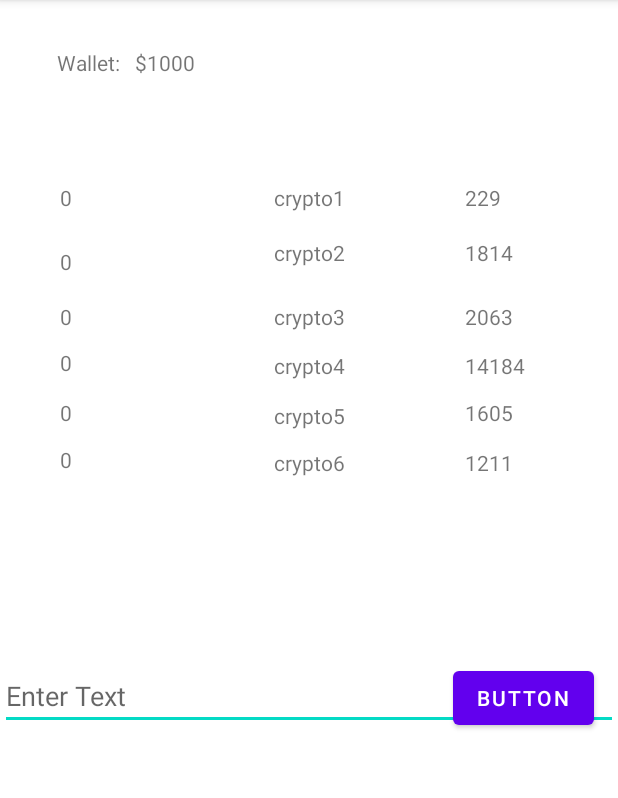
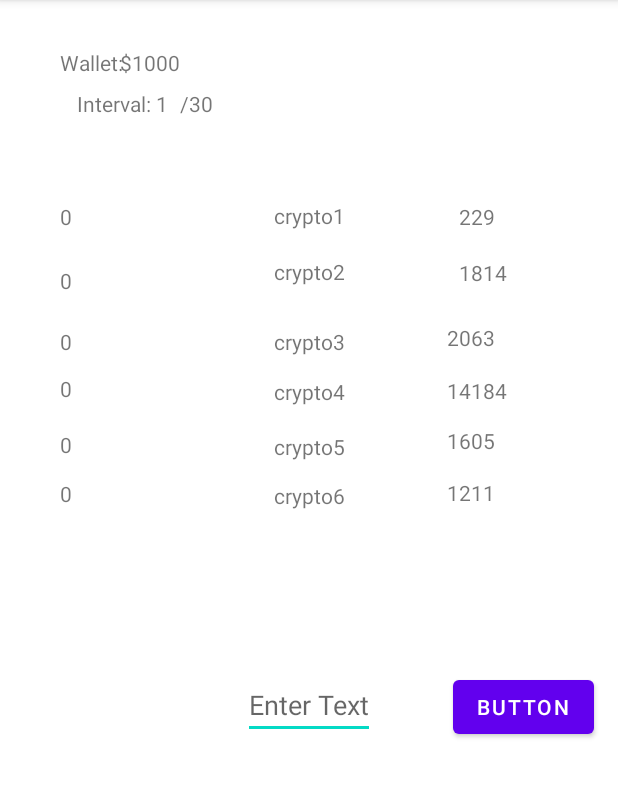
Before and after one commit to tylermatrix/crypto_game, an Android app: the screen it shows after launch (MainActivity), on a phone screen of 412 x 824 dp, the part 84-882 px from its top. Run offline under Robolectric (Android 15) with nearby library versions, the phone set to English and light mode, and no system bars.

Commit message:
current state of the app is broken, good job

```diff
--- a/app/src/main/java/com/vorax/cryptocommand/MainActivity.java
+++ b/app/src/main/java/com/vorax/cryptocommand/MainActivity.java
@@ -24,13 +24,14 @@ public class MainActivity extends AppCompatActivity {
     EditText editText;
     TextView crypto1Amount,crypto2Amount,crypto3Amount,crypto4Amount,crypto5Amount,crypto6Amount, walletValue;
     TextView crypto1Value,crypto2Value,crypto3Value,crypto4Value,crypto5Value,crypto6Value;
+    TextView IntervalTimer;
 
     String command, typeOfCoin;
     int crypto1, crypto2, crypto3, crypto4, crypto5, crypto6;
     int amountOfCoins;
     int walletAmount;
     int cryptoCost;
-
+    int counter;
     private Handler handler;
     private Runnable handlerTask;
 
@@ -89,6 +90,23 @@ public class MainActivity extends AppCompatActivity {
             }.start();
         }
 
+        if (timerStart == true) {
+            new CountDownTimer(30000, 5000) {
+
+                public void onTick(long millisUntilFinished) {
+                    //here you can have your logic to set text to edittext
+                    IntervalTimer.setText("Interval: " + counter);
+                    counter++;
+                }
+
+                public void onFinish() {
+
+
+                }
+
+            }.start();
+        }
+
 
         super.onCreate(savedInstanceState);
         setContentView(R.layout.activity_main);
@@ -110,6 +128,7 @@ public class MainActivity extends AppCompatActivity {
 
         walletValue = (TextView)findViewById(R.id.walletValue);
 
+        IntervalTimer = (TextView)findViewById(R.id.intervalCounter);
 
         mButton = (Button)findViewById(R.id.mButton);
 
@@ -128,28 +147,40 @@ public class MainActivity extends AppCompatActivity {
         });
 
 
-
     }
 
 
     public void testInput() {
 
+
+
+        try {
                 command = editText.getText().toString().toLowerCase();
                 filteredInput = command.split(" ");
                 amountOfCoins = Integer.parseInt(filteredInput[1]);
                 typeOfCoin = filteredInput[2];
 
-
-
                 if (filteredInput[0].equals("b") || filteredInput[0].equals("buy") ){
 
                     buyCrypto(typeOfCoin, amountOfCoins);
 
+                } else if (filteredInput[0].equals("s") || filteredInput[0].equals("sell")){
+                    sellCrypto(typeOfCoin, 1);
                 }
 
-        if (filteredInput[0].equals("s") || filteredInput[0].equals("sell")){
-            sellCrypto(typeOfCoin, 1);
+
+        }catch(NullPointerException exception) {
+
+            Toast.makeText(this, exception + "" , Toast.LENGTH_LONG).show();
         }
+        catch(ArrayIndexOutOfBoundsException exception) {
+            Toast.makeText(this, exception + "" , Toast.LENGTH_LONG).show();
+        } catch (Exception e){
+            Toast.makeText(this, e + "" , Toast.LENGTH_LONG).show();
+        }
+
+
+
 
 
         Log.d("lol", filteredInput[0]);
--- a/app/src/main/res/layout/activity_main.xml
+++ b/app/src/main/res/layout/activity_main.xml
@@ -10,27 +10,29 @@
         android:id="@+id/crypto1Value"
         android:layout_width="wrap_content"
         android:layout_height="wrap_content"
-        android:layout_marginEnd="78dp"
+        android:layout_marginStart="4dp"
+        android:layout_marginEnd="4dp"
+        android:layout_marginBottom="61dp"
         android:text="100"
-        app:layout_constraintBottom_toBottomOf="@+id/crypto1"
-        app:layout_constraintEnd_toEndOf="parent"
-        app:layout_constraintTop_toTopOf="@+id/crypto1" />
+        app:layout_constraintBottom_toTopOf="@+id/crypto3Value"
+        app:layout_constraintEnd_toEndOf="@+id/crypto4Value"
+        app:layout_constraintStart_toStartOf="@+id/crypto3Value" />
 
     <TextView
         android:id="@+id/crypto1"
         android:layout_width="wrap_content"
         android:layout_height="wrap_content"
-        android:layout_marginTop="122dp"
+        android:layout_marginTop="55dp"
         android:text="crypto1"
         app:layout_constraintEnd_toEndOf="parent"
         app:layout_constraintStart_toStartOf="parent"
-        app:layout_constraintTop_toTopOf="parent" />
+        app:layout_constraintTop_toBottomOf="@+id/intervalEnd" />
 
     <TextView
         android:id="@+id/crypto2"
         android:layout_width="wrap_content"
         android:layout_height="wrap_content"
-        android:layout_marginTop="17dp"
+        android:layout_marginTop="18dp"
         android:text="crypto2"
         app:layout_constraintStart_toStartOf="@+id/crypto1"
         app:layout_constraintTop_toBottomOf="@+id/crypto1" />
@@ -39,7 +41,7 @@
         android:id="@+id/crypto2Value"
         android:layout_width="wrap_content"
         android:layout_height="wrap_content"
-        android:layout_marginTop="17dp"
+        android:layout_marginTop="18dp"
         android:text="300"
         app:layout_constraintStart_toStartOf="@+id/crypto1Value"
         app:layout_constraintTop_toBottomOf="@+id/crypto1Value" />
@@ -48,16 +50,16 @@
         android:id="@+id/crypto3Value"
         android:layout_width="wrap_content"
         android:layout_height="wrap_content"
-        android:layout_marginTop="23dp"
+        android:layout_marginBottom="16dp"
         android:text="900"
-        app:layout_constraintStart_toStartOf="@+id/crypto2Value"
-        app:layout_constraintTop_toBottomOf="@+id/crypto2Value" />
+        app:layout_constraintBottom_toTopOf="@+id/crypto4Value"
+        app:layout_constraintStart_toStartOf="@+id/crypto4Value" />
 
     <TextView
         android:id="@+id/crypto6Value"
         android:layout_width="wrap_content"
         android:layout_height="wrap_content"
-        android:layout_marginTop="14dp"
+        android:layout_marginTop="15dp"
         android:text="200"
         app:layout_constraintStart_toStartOf="@+id/crypto5Value"
         app:layout_constraintTop_toBottomOf="@+id/crypto5Value" />
@@ -66,7 +68,7 @@
         android:id="@+id/crypto5Value"
         android:layout_width="wrap_content"
         android:layout_height="wrap_content"
-        android:layout_marginTop="12dp"
+        android:layout_marginTop="14dp"
         android:text="700"
         app:layout_constraintStart_toStartOf="@+id/crypto4Value"
         app:layout_constraintTop_toBottomOf="@+id/crypto4Value" />
@@ -76,10 +78,12 @@
         android:layout_width="wrap_content"
         android:layout_height="wrap_content"
         android:layout_marginStart="40dp"
+        android:layout_marginTop="133dp"
+        android:layout_marginBottom="133dp"
         android:text="0"
-        app:layout_constraintBottom_toBottomOf="@+id/crypto1"
+        app:layout_constraintBottom_toTopOf="@+id/crypto5"
         app:layout_constraintStart_toStartOf="parent"
-        app:layout_constraintTop_toTopOf="@+id/crypto1" />
+        app:layout_constraintTop_toTopOf="parent" />
 
     <TextView
         android:id="@+id/crypto2Amount"
@@ -94,7 +98,7 @@
         android:id="@+id/crypto3"
         android:layout_width="wrap_content"
         android:layout_height="wrap_content"
-        android:layout_marginTop="23dp"
+        android:layout_marginTop="27dp"
         android:text="crypto3"
         app:layout_constraintStart_toStartOf="@+id/crypto2"
         app:layout_constraintTop_toBottomOf="@+id/crypto2" />
@@ -103,7 +107,7 @@
         android:id="@+id/crypto6Amount"
         android:layout_width="wrap_content"
         android:layout_height="wrap_content"
-        android:layout_marginTop="12dp"
+        android:layout_marginTop="13dp"
         android:text="0"
         app:layout_constraintStart_toStartOf="@+id/crypto5Amount"
         app:layout_constraintTop_toBottomOf="@+id/crypto5Amount" />
@@ -112,7 +116,7 @@
         android:id="@+id/crypto6"
         android:layout_width="wrap_content"
         android:layout_height="wrap_content"
-        android:layout_marginTop="12dp"
+        android:layout_marginTop="13dp"
         android:text="crypto6"
         app:layout_constraintStart_toStartOf="@+id/crypto5"
         app:layout_constraintTop_toBottomOf="@+id/crypto5" />
@@ -121,7 +125,7 @@
         android:id="@+id/crypto4Amount"
         android:layout_width="wrap_content"
         android:layout_height="wrap_content"
-        android:layout_marginTop="11dp"
+        android:layout_marginTop="12dp"
         android:text="0"
         app:layout_constraintStart_toStartOf="@+id/crypto3Amount"
         app:layout_constraintTop_toBottomOf="@+id/crypto3Amount" />
@@ -130,7 +134,7 @@
         android:id="@+id/crypto4"
         android:layout_width="wrap_content"
         android:layout_height="wrap_content"
-        android:layout_marginTop="13dp"
+        android:layout_marginTop="14dp"
         android:text="crypto4"
         app:layout_constraintStart_toStartOf="@+id/crypto3"
         app:layout_constraintTop_toBottomOf="@+id/crypto3" />
@@ -139,7 +143,7 @@
         android:id="@+id/crypto5"
         android:layout_width="wrap_content"
         android:layout_height="wrap_content"
-        android:layout_marginTop="14dp"
+        android:layout_marginTop="17dp"
         android:text="crypto5"
         app:layout_constraintStart_toStartOf="@+id/crypto4"
         app:layout_constraintTop_toBottomOf="@+id/crypto4" />
@@ -148,7 +152,7 @@
         android:id="@+id/crypto3Amount"
         android:layout_width="wrap_content"
         android:layout_height="wrap_content"
-        android:layout_marginTop="17dp"
+        android:layout_marginTop="21dp"
         android:text="0"
         app:layout_constraintStart_toStartOf="@+id/crypto2Amount"
         app:layout_constraintTop_toBottomOf="@+id/crypto2Amount" />
@@ -157,7 +161,7 @@
         android:id="@+id/crypto5Amount"
         android:layout_width="wrap_content"
         android:layout_height="wrap_content"
-        android:layout_marginTop="14dp"
+        android:layout_marginTop="18dp"
         android:text="0"
         app:layout_constraintStart_toStartOf="@+id/crypto4Amount"
         app:layout_constraintTop_toBottomOf="@+id/crypto4Amount" />
@@ -166,19 +170,21 @@
         android:id="@+id/crypto4Value"
         android:layout_width="wrap_content"
         android:layout_height="wrap_content"
-        android:layout_marginTop="13dp"
+        android:layout_marginTop="2dp"
+        android:layout_marginEnd="74dp"
+        android:layout_marginBottom="1dp"
         android:text="2344"
-        app:layout_constraintStart_toStartOf="@+id/crypto3Value"
-        app:layout_constraintTop_toBottomOf="@+id/crypto3Value" />
+        app:layout_constraintBottom_toBottomOf="@+id/crypto4"
+        app:layout_constraintEnd_toEndOf="parent"
+        app:layout_constraintTop_toTopOf="@+id/crypto4Amount" />
 
     <EditText
         android:id="@+id/phone"
-        android:layout_width="0dp"
+        android:layout_width="wrap_content"
         android:layout_height="wrap_content"
-        android:layout_marginBottom="281dp"
         android:hint="Enter Text"
         android:inputType="textCapSentences|textAutoCorrect"
-        app:layout_constraintBottom_toBottomOf="parent"
+        app:layout_constraintBaseline_toBaselineOf="@+id/mButton"
         app:layout_constraintEnd_toEndOf="parent"
         app:layout_constraintStart_toStartOf="parent" />
 
@@ -186,16 +192,19 @@
         android:id="@+id/mButton"
         android:layout_width="wrap_content"
         android:layout_height="wrap_content"
+        android:layout_marginTop="280dp"
         android:layout_marginEnd="16dp"
+        android:layout_marginBottom="278dp"
         android:text="Button"
-        app:layout_constraintBaseline_toBaselineOf="@+id/phone"
-        app:layout_constraintEnd_toEndOf="parent" />
+        app:layout_constraintBottom_toBottomOf="parent"
+        app:layout_constraintEnd_toEndOf="parent"
+        app:layout_constraintTop_toTopOf="@+id/crypto2Value" />
 
     <TextView
         android:id="@+id/wallet"
         android:layout_width="wrap_content"
         android:layout_height="wrap_content"
-        android:layout_marginStart="38dp"
+        android:layout_marginStart="40dp"
         android:text="Wallet:"
         app:layout_constraintBaseline_toBaselineOf="@+id/walletValue"
         app:layout_constraintStart_toStartOf="parent" />
@@ -204,10 +213,28 @@
         android:id="@+id/walletValue"
         android:layout_width="wrap_content"
         android:layout_height="wrap_content"
-        android:layout_marginStart="10dp"
         android:layout_marginTop="32dp"
         android:text="$1000"
-        app:layout_constraintStart_toEndOf="@+id/wallet"
+        app:layout_constraintEnd_toStartOf="@+id/intervalEnd"
         app:layout_constraintTop_toTopOf="parent" />
 
+    <TextView
+        android:id="@+id/intervalCounter"
+        android:layout_width="wrap_content"
+        android:layout_height="wrap_content"
+        android:text="Intervals Left:"
+        app:layout_constraintBaseline_toBaselineOf="@+id/intervalEnd"
+        app:layout_constraintEnd_toEndOf="@+id/wallet"
+        app:layout_constraintStart_toEndOf="@+id/wallet" />
+
+    <TextView
+        android:id="@+id/intervalEnd"
+        android:layout_width="wrap_content"
+        android:layout_height="wrap_content"
+        android:layout_marginStart="7dp"
+        android:layout_marginTop="8dp"
+        android:text="/30"
+        app:layout_constraintStart_toEndOf="@+id/intervalCounter"
+        app:layout_constraintTop_toBottomOf="@+id/walletValue" />
+
 </androidx.constraintlayout.widget.ConstraintLayout>
```
Lines whose indentation alone changed are shown as unchanged.
